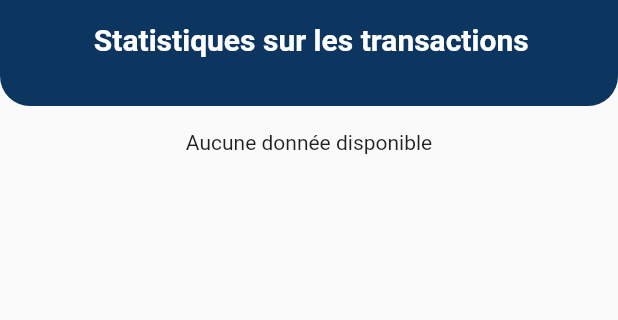
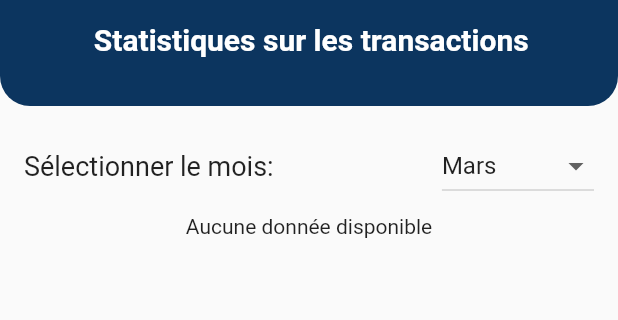
Before and after one commit to Issoufsawa/flutter_creditfef_mobile, a Flutter app: the StatistiquePage screen opened directly, on a phone screen of 412 x 824 dp, the part 266-586 px from its top. Run offline on Flutter 3.47's test engine with Material 3 defaults, Android fonts, the phone set to English and light mode, and no system bars; our stand-ins replace fl_chart, flutter_map, latlong2, location, qr_flutter, shared_preferences; missing offline and left inert: qr_code_scanner_plus; accounts and stored records are empty; network calls fail.

Commit message:
design1 statistique

```diff
--- a/lib/widgets/Screen/statistique.dart
+++ b/lib/widgets/Screen/statistique.dart
@@ -17,13 +17,13 @@ class _StatistiquePageState extends State<StatistiquePage> {
   late String numCpte; // Variable pour stocker le numéro de compte
   bool isLoading = true; // Indicateur pour afficher le chargement
   List<BarChartGroupData> barData = []; // Données pour le graphique en barres
+  int selectedMonth = DateTime.now().month; // Mois par défaut (mois actuel)
 
-  // Dictionnaire des types de mouvement et leurs couleurs respectives
-  final Map<String, Color> movementColors = {
-    'ENVOI D\'ARGENT': Colors.blue,
-    'OPERATION DE RETRAIT': Colors.red,
-    'OPERATION DE DEPOT': Colors.green,
-  };
+  // Liste des mois en texte
+  final List<String> monthNames = [
+    "Janvier", "Février", "Mars", "Avril", "Mai", "Juin",
+    "Juillet", "Août", "Septembre", "Octobre", "Novembre", "Décembre"
+  ];
 
   @override
   void initState() {
@@ -42,18 +42,13 @@ class _StatistiquePageState extends State<StatistiquePage> {
       if (response.statusCode == 200) {
         // Décoder la réponse de l'API comme une liste de données
         List<dynamic> data = json.decode(response.body);
-        // print("Réponse de l'API: $data");  // Afficher toute la réponse pour vérification
 
-        // Vérifier si la réponse contient des données
         if (data.isNotEmpty && data[0] is Map<String, dynamic>) {
           // Si les données sont sous forme de liste d'objets
           List<dynamic> stats = data; // Liste des transactions
 
-
           List<BarChartGroupData> groups = [];
-          Map<int, double> aggregatedDataEnvio = {}; // Agrégation pour ENVOI D'ARGENT
-          Map<int, double> aggregatedDataRetrait = {}; // Agrégation pour OPERATION DE RETRAIT
-          Map<int, double> aggregatedDataDepot = {}; // Agrégation pour OPERATION DE DEPOT
+          Map<String, double> aggregatedData = {}; // Agrégation des différents types de mouvements
 
           // Parcourir les données des transactions
           for (var stat in stats) {
@@ -66,76 +61,39 @@ class _StatistiquePageState extends State<StatistiquePage> {
                     : double.tryParse(stat['mtnt_dep_mvt'].toString()) ?? 0.0;
               }
 
-              // Extraire la date (createdat) et convertir en DateTime
-              String dateString = stat['createdat']; // Exemple: "2025-03-17 12:44:09"
-              DateTime date;
-              try {
-                // Essayer de convertir la chaîne en DateTime
-                date = DateTime.parse(dateString); // Conversion en DateTime
-              } catch (e) {
-                print("Erreur lors de la conversion de la date: $e");
-                continue; // Passer à l'élément suivant si la date est invalide
-              }
+              // Extraire le mois et le type de mouvement
+              String movementType = stat['type_mvt']; // Type de mouvement
+              int monthIndex = DateTime.parse(stat['createdat']).month; // Mois de la transaction
 
-              // Extraire le mois de la date (le mois est un entier, de 1 à 12)
-              int monthIndex = date.month; // Mois extrait sous forme d'entier
-
-              // Agrégation des montants par type de mouvement et par mois
-              if (stat['type_mvt'] == 'ENVOI D\'ARGENT') {
-                aggregatedDataEnvio[monthIndex] = (aggregatedDataEnvio[monthIndex] ?? 0.0) + value;
-              } else if (stat['type_mvt'] == 'OPERATION DE RETRAIT') {
-                aggregatedDataRetrait[monthIndex] = (aggregatedDataRetrait[monthIndex] ?? 0.0) + value;
-              } else if (stat['type_mvt'] == 'OPERATION DE DEPOT') {
-                aggregatedDataDepot[monthIndex] = (aggregatedDataDepot[monthIndex] ?? 0.0) + value;
+              // Si le mois de la transaction correspond au mois sélectionné, l'agréger
+              if (monthIndex == selectedMonth) {
+                aggregatedData[movementType] = (aggregatedData[movementType] ?? 0.0) + value;
               }
             }
           }
 
           // Ajout des données agrégées dans les groupes pour le graphique
-          aggregatedDataEnvio.forEach((month, totalAmount) {
+          // Chaque type de mouvement correspond à un index dans le graphique
+          final movementTypes = ['ENVOI D\'ARGENT', 'OPERATION DE RETRAIT', 'OPERATION DE DEPOT'];
+          final movementColors = [Colors.blue, Colors.red, Colors.green];
+
+          for (int i = 0; i < movementTypes.length; i++) {
+            String movementType = movementTypes[i];
+            double totalAmount = aggregatedData[movementType] ?? 0.0;
+
             groups.add(
               BarChartGroupData(
-                x: month,
+                x: i, // Utilisation de l'index des types de mouvements
                 barRods: [
                   BarChartRodData(
                     toY: totalAmount,
-                    color: movementColors['ENVOI D\'ARGENT']!, // Utiliser la couleur pour ENVOI D'ARGENT
+                    color: movementColors[i], // Couleur assignée pour chaque type de mouvement
                     width: 10,
                   ),
                 ],
               ),
             );
-          });
-
-          aggregatedDataRetrait.forEach((month, totalAmount) {
-            groups.add(
-              BarChartGroupData(
-                x: month,
-                barRods: [
-                  BarChartRodData(
-                    toY: totalAmount,
-                    color: movementColors['OPERATION DE RETRAIT']!, // Utiliser la couleur pour RETRAIT
-                    width: 10,
-                  ),
-                ],
-              ),
-            );
-          });
-
-          aggregatedDataDepot.forEach((month, totalAmount) {
-            groups.add(
-              BarChartGroupData(
-                x: month,
-                barRods: [
-                  BarChartRodData(
-                    toY: totalAmount,
-                    color: movementColors['OPERATION DE DEPOT']!, // Utiliser la couleur pour DEPOT
-                    width: 10,
-                  ),
-                ],
-              ),
-            );
-          });
+          }
 
           setState(() {
             barData = groups; // Affecter les groupes au graphique
@@ -223,19 +181,76 @@ class _StatistiquePageState extends State<StatistiquePage> {
             SliverToBoxAdapter(
               child: Padding(
                 padding: const EdgeInsets.all(16.0),
-                child: isLoading
+                child: Column(
+                  children: [
+                    // Toujours afficher le bouton pour sélectionner le mois
+                    Row(
+                      mainAxisAlignment: MainAxisAlignment.spaceBetween,
+                      children: [
+                        Text(
+                          'Sélectionner le mois:',
+                          style: TextStyle(fontSize: 18),
+                        ),
+                        DropdownButton<int>(
+                          value: selectedMonth,
+                          items: List.generate(12, (index) {
+                            return DropdownMenuItem<int>(
+                              value: index + 1,
+                              child: Text(monthNames[index]), // Affichage du mois en texte
+                            );
+                          }),
+                          onChanged: (value) {
+                            setState(() {
+                              selectedMonth = value!; // Mise à jour du mois sélectionné
+                              isLoading = true; // Réinitialiser le chargement
+                            });
+                            _fetchData(); // Recharger les données avec le mois sélectionné
+                          },
+                        ),
+                      ],
+                    ),
+                    SizedBox(height: 8), // Espacement après le bouton de sélection
+
+                    // Affichage du graphique ou du message "Aucune donnée disponible"
+                    isLoading
                         ? Center(child: CircularProgressIndicator())
                         : barData.isEmpty
                         ? Center(child: Text("Aucune donnée disponible"))
-                    : Container(
-                  height: 300, // Hauteur fixe pour le graphique
+                        : Column(
+                      children: [
+                        SizedBox(height: 40), // Espace au-dessus du graphique
+                        Container(
+                          height: 410, // Hauteur fixe pour le graphique
                           child: BarChart(
                             BarChartData(
                               borderData: FlBorderData(show: false),
-                      titlesData: FlTitlesData(show: true),
-                      barGroups: barData, // Affichage des barres
+                              titlesData: FlTitlesData(
+                                show: true,
+                                bottomTitles: AxisTitles(
+                                  sideTitles: SideTitles(
+                                    showTitles: true,
+                                    getTitlesWidget: (value, TitleMeta meta) {
+                                      // Afficher les types de mouvements en bas
+                                      if (value == 0) {
+                                        return Text('ENVOI ');
+                                      } else if (value == 1) {
+                                        return Text('RETRAIT');
+                                      } else if (value == 2) {
+                                        return Text('DEPOT');
+                                      }
+                                      return Text('');
+                                    },
                                   ),
                                 ),
+                              ),
+                              barGroups: barData, // Affichage des barres
+                              gridData: FlGridData(show: true),
+                            ),
+                          ),
+                        ),
+                      ],
+                    ),
+                  ],
                 ),
               ),
             ),
```
Lines whose indentation alone changed are shown as unchanged.
